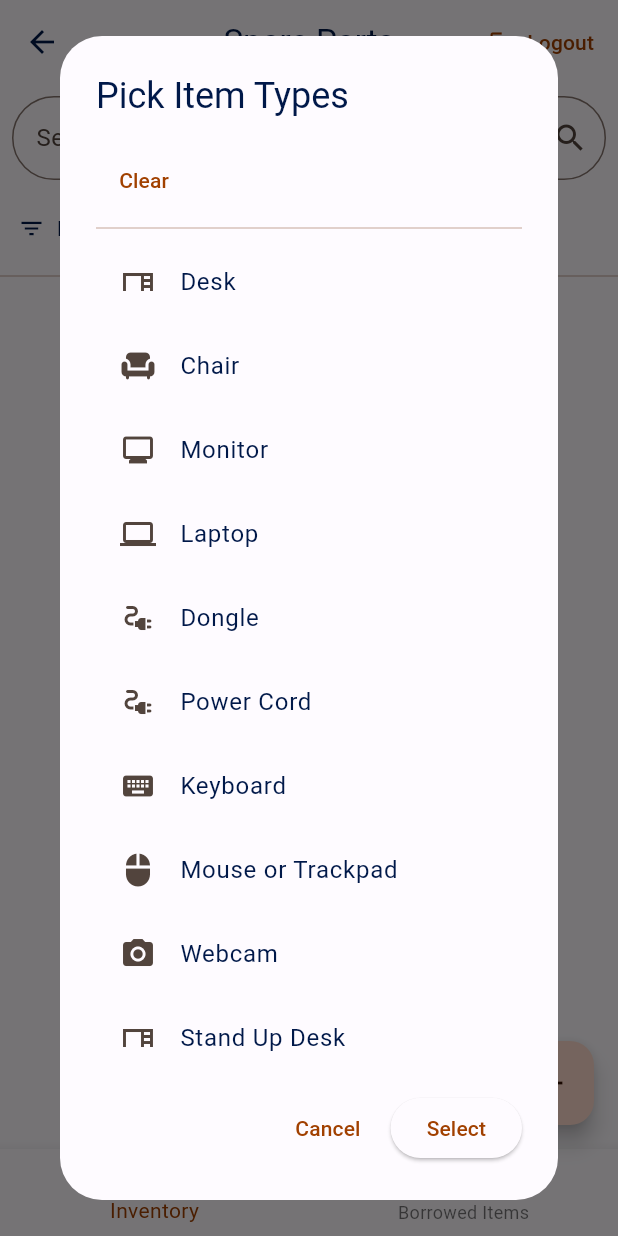
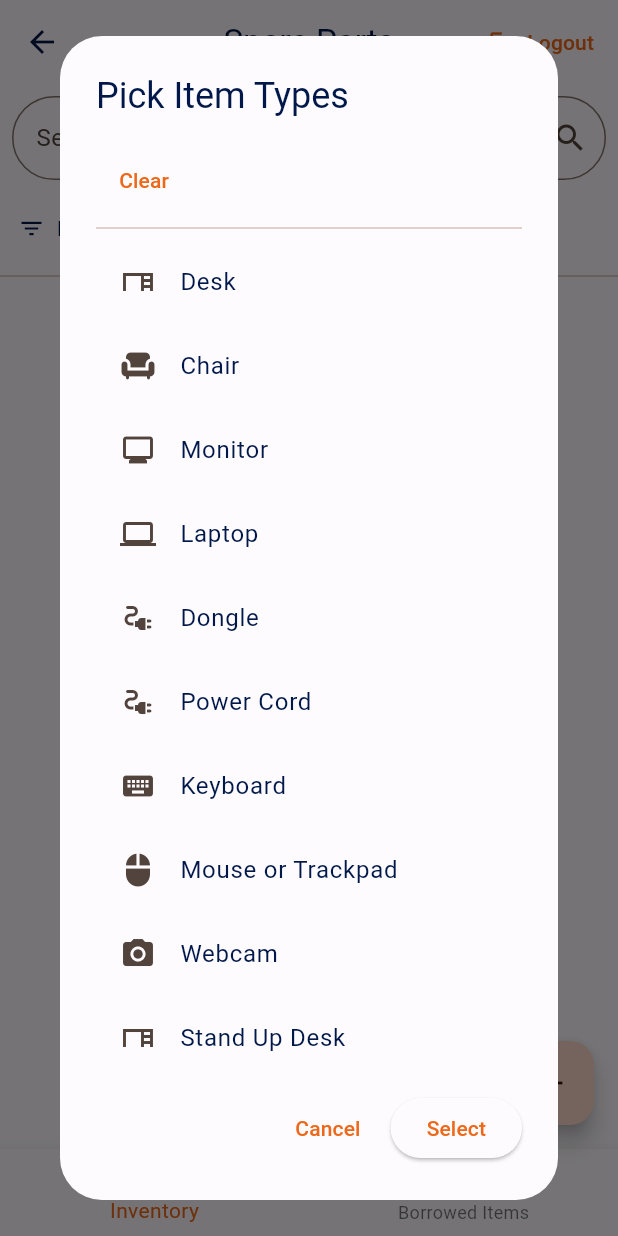
Before and after one commit to vehikl/spare-parts, a Flutter app: the HomePage screen opened directly, after a tap on "Item Types", on a phone screen of 412 x 824 dp. Run offline on Flutter 3.47's test engine with Material 2 defaults, Android fonts, the phone set to English and light mode, and no system bars; our stand-ins replace cloud_firestore, cloud_functions, firebase_auth, firebase_core; missing offline and left inert: mockito; accounts and stored records are empty; generated files the repository leaves out were written again; network calls fail.

Commit message:
Update theme colors

```diff
--- a/lib/main.dart
+++ b/lib/main.dart
@@ -50,7 +50,7 @@ class _MyAppState extends State<MyApp> {
       child: MaterialApp(
         title: 'Spare Parts',
         theme: buildTheme(lightColorScheme),
-        // darkTheme: buildTheme(darkColorScheme),
+        darkTheme: buildTheme(darkColorScheme),
         home: StreamBuilder<User?>(
           stream: _authStream,
           builder: (context, snapshot) {
--- a/lib/utilities/constants.dart
+++ b/lib/utilities/constants.dart
@@ -1,6 +1,7 @@
 import 'package:flutter/material.dart';
 
 Color kVehiklOrange = Color(0xFFDD5F13);
+Color kVehiklOrange2 = const Color(0xFFED6819);
 
 Map<int, Color> colorCodes = {
   50: Color.fromRGBO(221, 95, 19, .1),
--- a/lib/utilities/theme.dart
+++ b/lib/utilities/theme.dart
@@ -2,7 +2,7 @@ import 'package:flutter/material.dart';
 
 const lightColorScheme = ColorScheme(
   brightness: Brightness.light,
-  primary: Color(0xFFA14000),
+  primary: Color(0xFFED6819),
   onPrimary: Color(0xFFFFFFFF),
   primaryContainer: Color(0xFFFFDBCC),
   onPrimaryContainer: Color(0xFF351000),
@@ -36,11 +36,11 @@ const lightColorScheme = ColorScheme(
 
 const darkColorScheme = ColorScheme(
   brightness: Brightness.dark,
-  primary: Color(0xFFFFB694),
+  primary: Color(0xFFED6819),
   onPrimary: Color(0xFF571F00),
   primaryContainer: Color(0xFF7B2F00),
   onPrimaryContainer: Color(0xFFFFDBCC),
-  secondary: Color(0xFFFFB1C8),
+  secondary: Color.fromARGB(255, 234, 144, 92),
   onSecondary: Color(0xFF5E1133),
   secondaryContainer: Color(0xFF7B2949),
   onSecondaryContainer: Color(0xFFFFD9E2),
@@ -48,13 +48,13 @@ const darkColorScheme = ColorScheme(
   onTertiary: Color(0xFF002F66),
   tertiaryContainer: Color(0xFF04458E),
   onTertiaryContainer: Color(0xFFD7E2FF),
-  error: Color(0xFFFFB4AB),
+  error: Color(0xFFBA1A1A),
   errorContainer: Color(0xFF93000A),
   onError: Color(0xFF690005),
   onErrorContainer: Color(0xFFFFDAD6),
-  background: Color(0xFF001849),
+  background: Color(0xFF101827),
   onBackground: Color(0xFFDBE1FF),
-  surface: Color(0xFF001849),
+  surface: Color.fromARGB(255, 24, 36, 58),
   onSurface: Color(0xFFDBE1FF),
   surfaceVariant: Color(0xFF52443D),
   onSurfaceVariant: Color(0xFFD7C2BA),
--- a/lib/widgets/inputs/value_selection_dialog.dart
+++ b/lib/widgets/inputs/value_selection_dialog.dart
@@ -1,5 +1,4 @@
 import 'package:flutter/material.dart';
-import 'package:spare_parts/utilities/constants.dart';
 
 class ValueSelectionDialog extends StatefulWidget {
   final List<String> selectedValues;
@@ -62,8 +61,10 @@ class _ValueSelectionDialogState extends State<ValueSelectionDialog> {
                               ? null
                               : widget.leadingBuilder!(value),
                           selected: _newSelectedValues.contains(value),
-                          selectedTileColor: kVehiklMaterialColor,
-                          selectedColor: Colors.white,
+                          selectedTileColor:
+                              Theme.of(context).colorScheme.primary,
+                          selectedColor:
+                              Theme.of(context).colorScheme.onPrimary,
                           enabled: !widget.disabledValues.contains(value),
                           onTap: () {
                             setState(() {
```
